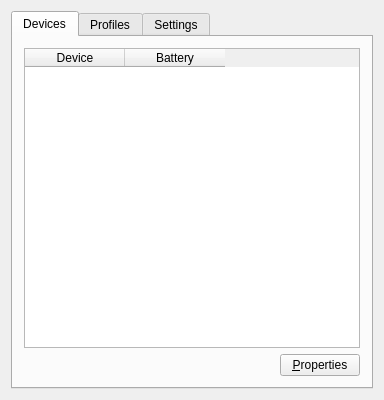
The window that ds4wizard-cpp/mainwindow.ui (michael-fadely/ds4wizard) describes before a commit, drawn with Qt 5.
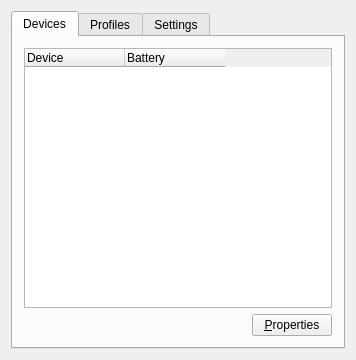
The same window after the commit.

```diff
--- a/ds4wizard-cpp/mainwindow.ui
+++ b/ds4wizard-cpp/mainwindow.ui
@@ -6,8 +6,8 @@
    <rect>
     <x>0</x>
     <y>0</y>
-    <width>384</width>
-    <height>400</height>
+    <width>356</width>
+    <height>360</height>
    </rect>
   </property>
   <property name="font">
@@ -33,44 +33,39 @@
        <layout class="QVBoxLayout" name="verticalLayout_3">
         <item>
          <widget class="QTableWidget" name="deviceTable">
+          <property name="sortingEnabled">
+           <bool>true</bool>
+          </property>
           <property name="columnCount">
            <number>2</number>
           </property>
+          <attribute name="horizontalHeaderVisible">
+           <bool>true</bool>
+          </attribute>
           <column>
            <property name="text">
             <string>Device</string>
            </property>
+           <property name="textAlignment">
+            <set>AlignLeading|AlignVCenter</set>
+           </property>
           </column>
           <column>
            <property name="text">
             <string>Battery</string>
            </property>
+           <property name="textAlignment">
+            <set>AlignLeading|AlignVCenter</set>
+           </property>
           </column>
          </widget>
         </item>
-        <item>
-         <layout class="QHBoxLayout" name="horizontalLayout">
-          <item>
-           <spacer name="horizontalSpacer">
-            <property name="orientation">
-             <enum>Qt::Horizontal</enum>
-            </property>
-            <property name="sizeHint" stdset="0">
-             <size>
-              <width>40</width>
-              <height>20</height>
-             </size>
-            </property>
-           </spacer>
-          </item>
-          <item>
+        <item alignment="Qt::AlignRight">
            <widget class="QPushButton" name="pushButton_DeviceProperties">
             <property name="text">
              <string>&amp;Properties</string>
             </property>
            </widget>
-          </item>
-         </layout>
         </item>
        </layout>
       </widget>
```
Lines whose indentation alone changed are shown as unchanged.
